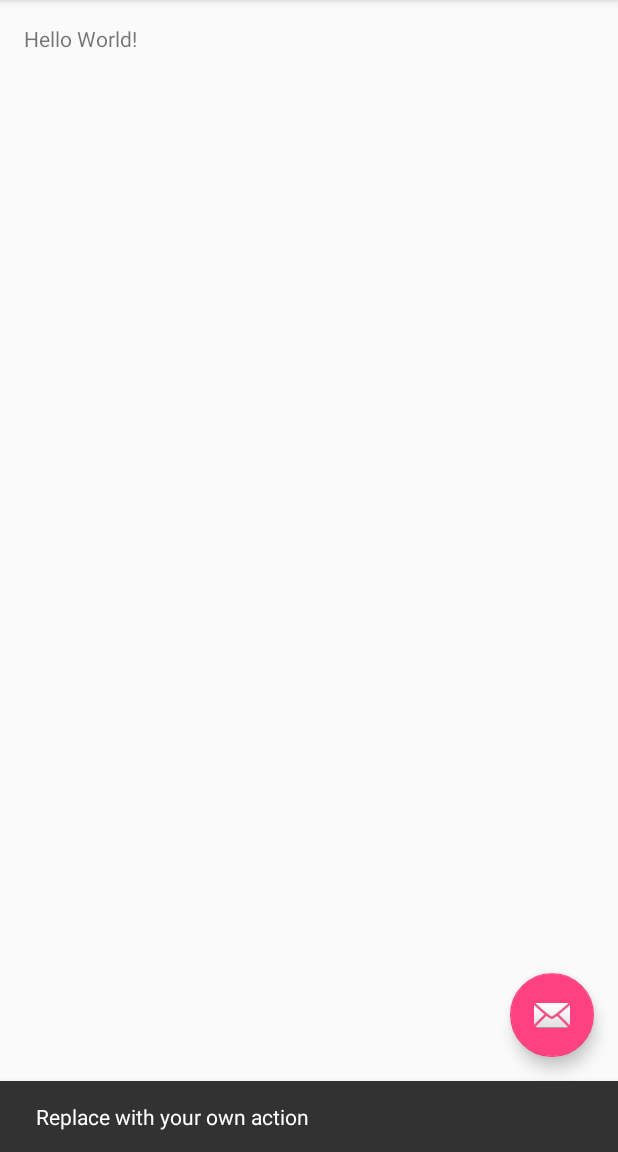
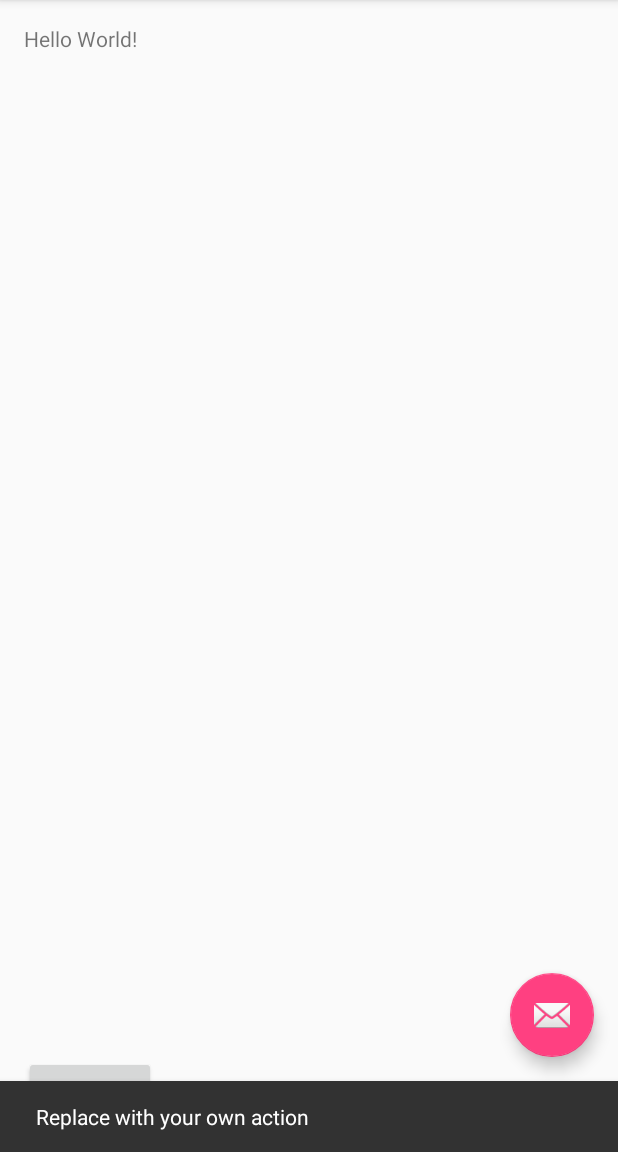
Before and after one commit to supantha/mashpotato, an Android app: the screen it shows after launch (MainActivity), after a tap on an icon or button, on a phone screen of 412 x 824 dp, the part 84-1236 px from its top. Run offline under Robolectric (Android 15) with nearby library versions, the phone set to English and light mode, and no system bars.

Commit message:
Video recording button added

```diff
--- a/app/src/main/java/com/example/mashpotato/mashpotato/MainActivity.java
+++ b/app/src/main/java/com/example/mashpotato/mashpotato/MainActivity.java
@@ -1,16 +1,19 @@
 package com.example.mashpotato.mashpotato;
 
+import android.content.Intent;
 import android.os.Bundle;
 import android.support.design.widget.FloatingActionButton;
 import android.support.design.widget.Snackbar;
 import android.support.v7.app.AppCompatActivity;
 import android.support.v7.widget.Toolbar;
-import android.view.View;
 import android.view.Menu;
 import android.view.MenuItem;
+import android.view.View;
+import android.widget.Button;
 
 public class MainActivity extends AppCompatActivity {
 
+    static final int CAPTURE_VIDEO_ACTIVITY=1;
     @Override
     protected void onCreate(Bundle savedInstanceState) {
         super.onCreate(savedInstanceState);
@@ -26,6 +29,15 @@ public class MainActivity extends AppCompatActivity {
                         .setAction("Action", null).show();
             }
         });
+
+        Button videobutton= (Button) findViewById(R.id.videobutton);
+        videobutton.setOnClickListener(new View.OnClickListener() {
+            @Override
+            public void onClick(View v) {
+                Intent intent = new Intent("android.media.action.VIDEO_CAPTURE");
+                startActivityForResult(intent,CAPTURE_VIDEO_ACTIVITY);
+            }
+        });
     }
 
     @Override
@@ -34,6 +46,7 @@ public class MainActivity extends AppCompatActivity {
         getMenuInflater().inflate(R.menu.menu_main, menu);
         return true;
     }
+
 
     @Override
     public boolean onOptionsItemSelected(MenuItem item) {
--- a/app/src/main/res/layout/content_main.xml
+++ b/app/src/main/res/layout/content_main.xml
@@ -1,14 +1,27 @@
 <?xml version="1.0" encoding="utf-8"?>
-<RelativeLayout xmlns:android="http://schemas.android.com/apk/res/android"
+<RelativeLayout
+    xmlns:android="http://schemas.android.com/apk/res/android"
     xmlns:tools="http://schemas.android.com/tools"
-    xmlns:app="http://schemas.android.com/apk/res-auto" android:layout_width="match_parent"
-    android:layout_height="match_parent" android:paddingLeft="@dimen/activity_horizontal_margin"
+    xmlns:app="http://schemas.android.com/apk/res-auto"
+    android:id="@+id/videopage"
+    android:layout_width="match_parent"
+    android:layout_height="match_parent"
+    android:paddingLeft="@dimen/activity_horizontal_margin"
     android:paddingRight="@dimen/activity_horizontal_margin"
     android:paddingTop="@dimen/activity_vertical_margin"
     android:paddingBottom="@dimen/activity_vertical_margin"
     app:layout_behavior="@string/appbar_scrolling_view_behavior"
-    tools:showIn="@layout/activity_main" tools:context=".MainActivity">
+    tools:showIn="@layout/activity_main"
+    tools:context=".MainActivity">
 
-    <TextView android:text="Hello World!" android:layout_width="wrap_content"
+    <TextView
+        android:text="Hello World!"
+        android:layout_width="wrap_content"
         android:layout_height="wrap_content" />
+
+    <Button
+        android:layout_width="wrap_content"
+        android:layout_height="wrap_content"
+        android:layout_alignParentBottom="true"
+        android:id="@+id/videobutton"/>
 </RelativeLayout>
```
Also changed, not shown: app/src/main/AndroidManifest.xml (+7 -2 lines).
